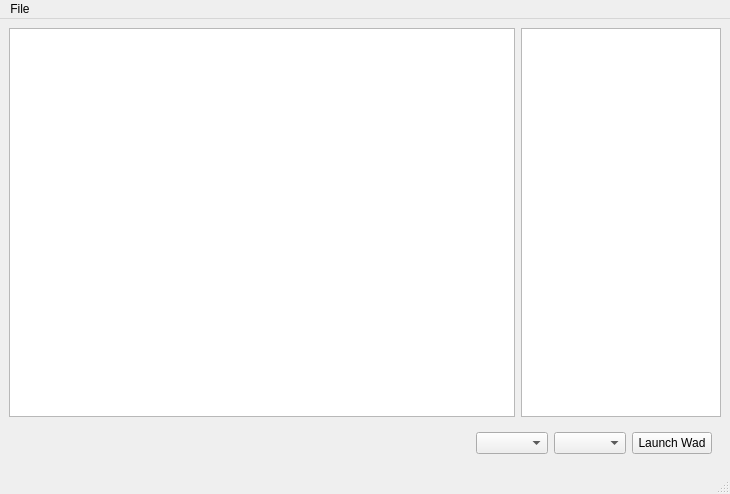
First picture: the form in src/main/resources/base/template/wadlauncher.ui, repository karlpet/WadLauncher, before the edit.
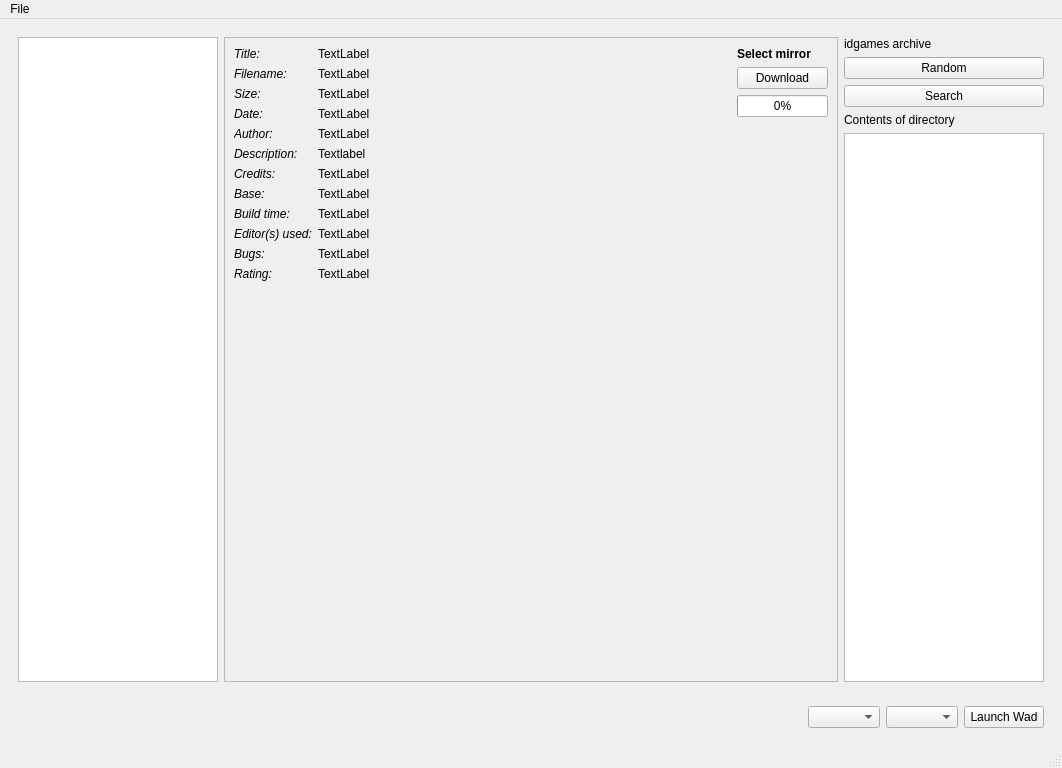
Second picture: the form after the edit. The open tabs and pages were chosen to show the change.

```diff
--- a/src/main/resources/base/template/wadlauncher.ui
+++ b/src/main/resources/base/template/wadlauncher.ui
@@ -6,8 +6,8 @@
    <rect>
     <x>0</x>
     <y>0</y>
-    <width>730</width>
-    <height>494</height>
+    <width>1062</width>
+    <height>768</height>
    </rect>
   </property>
   <property name="windowTitle">
@@ -17,34 +17,791 @@
    <layout class="QVBoxLayout" name="verticalLayout_2">
     <item>
      <layout class="QHBoxLayout" name="horizontalLayout_2">
+      <property name="leftMargin">
+       <number>9</number>
+      </property>
+      <property name="topMargin">
+       <number>9</number>
+      </property>
+      <property name="rightMargin">
+       <number>9</number>
+      </property>
+      <property name="bottomMargin">
+       <number>9</number>
+      </property>
       <item>
-       <widget class="QListView" name="WadList"/>
-      </item>
-      <item>
-       <layout class="QVBoxLayout" name="verticalLayout">
-        <property name="sizeConstraint">
-         <enum>QLayout::SetDefaultConstraint</enum>
+       <widget class="QListView" name="WadList">
+        <property name="maximumSize">
+         <size>
+          <width>200</width>
+          <height>16777215</height>
+         </size>
         </property>
-        <property name="leftMargin">
+       </widget>
+      </item>
+      <item>
+       <widget class="QStackedWidget" name="MainContentStack">
+        <property name="currentIndex">
          <number>0</number>
         </property>
-        <item>
-         <widget class="QListView" name="WadDirList">
-          <property name="sizePolicy">
-           <sizepolicy hsizetype="Fixed" vsizetype="Expanding">
-            <horstretch>0</horstretch>
-            <verstretch>0</verstretch>
-           </sizepolicy>
+        <widget class="QWidget" name="idgamesSearch">
+         <property name="enabled">
+          <bool>true</bool>
+         </property>
+         <layout class="QVBoxLayout" name="verticalLayout_7">
+          <property name="leftMargin">
+           <number>0</number>
           </property>
-          <property name="maximumSize">
-           <size>
-            <width>200</width>
-            <height>16777215</height>
-           </size>
+          <property name="topMargin">
+           <number>0</number>
           </property>
-         </widget>
-        </item>
-       </layout>
+          <property name="rightMargin">
+           <number>0</number>
+          </property>
+          <property name="bottomMargin">
+           <number>0</number>
+          </property>
+          <item>
+           <widget class="QScrollArea" name="search_results_container">
+            <property name="frameShape">
+             <enum>QFrame::StyledPanel</enum>
+            </property>
+            <property name="lineWidth">
+             <number>0</number>
+            </property>
+            <property name="horizontalScrollBarPolicy">
+             <enum>Qt::ScrollBarAlwaysOff</enum>
+            </property>
+            <property name="widgetResizable">
+             <bool>true</bool>
+            </property>
+            <widget class="QWidget" name="search_results">
+             <property name="geometry">
+              <rect>
+               <x>0</x>
+               <y>0</y>
+               <width>612</width>
+               <height>597</height>
+              </rect>
+             </property>
+            </widget>
+           </widget>
+          </item>
+          <item>
+           <layout class="QHBoxLayout" name="search_layout">
+            <property name="topMargin">
+             <number>0</number>
+            </property>
+            <item>
+             <widget class="QLineEdit" name="searchbar_input"/>
+            </item>
+            <item>
+             <widget class="QComboBox" name="searchbar_type_selector"/>
+            </item>
+            <item>
+             <widget class="QPushButton" name="searchbar_search">
+              <property name="text">
+               <string>search</string>
+              </property>
+             </widget>
+            </item>
+           </layout>
+          </item>
+         </layout>
+        </widget>
+        <widget class="QWidget" name="idgames_detail">
+         <layout class="QVBoxLayout" name="verticalLayout_5">
+          <property name="leftMargin">
+           <number>0</number>
+          </property>
+          <property name="topMargin">
+           <number>0</number>
+          </property>
+          <property name="rightMargin">
+           <number>0</number>
+          </property>
+          <property name="bottomMargin">
+           <number>0</number>
+          </property>
+          <item>
+           <widget class="QScrollArea" name="scrollArea">
+            <property name="horizontalScrollBarPolicy">
+             <enum>Qt::ScrollBarAlwaysOff</enum>
+            </property>
+            <property name="widgetResizable">
+             <bool>true</bool>
+            </property>
+            <widget class="QWidget" name="scrollAreaWidgetContents">
+             <property name="geometry">
+              <rect>
+               <x>0</x>
+               <y>0</y>
+               <width>612</width>
+               <height>632</height>
+              </rect>
+             </property>
+             <layout class="QGridLayout" name="gridLayout_2">
+              <item row="0" column="1" rowspan="2">
+               <layout class="QVBoxLayout" name="idgames_detail_download_layout">
+                <property name="sizeConstraint">
+                 <enum>QLayout::SetMinimumSize</enum>
+                </property>
+                <item>
+                 <widget class="QLabel" name="label">
+                  <property name="font">
+                   <font>
+                    <weight>75</weight>
+                    <bold>true</bold>
+                   </font>
+                  </property>
+                  <property name="text">
+                   <string>Select mirror</string>
+                  </property>
+                 </widget>
+                </item>
+                <item>
+                 <widget class="QPushButton" name="idgames_detail_download_button">
+                  <property name="text">
+                   <string>Download</string>
+                  </property>
+                 </widget>
+                </item>
+                <item>
+                 <widget class="QProgressBar" name="idgames_detail_progress">
+                  <property name="sizePolicy">
+                   <sizepolicy hsizetype="Minimum" vsizetype="Fixed">
+                    <horstretch>0</horstretch>
+                    <verstretch>0</verstretch>
+                   </sizepolicy>
+                  </property>
+                  <property name="value">
+                   <number>0</number>
+                  </property>
+                 </widget>
+                </item>
+                <item>
+                 <spacer name="verticalSpacer">
+                  <property name="orientation">
+                   <enum>Qt::Vertical</enum>
+                  </property>
+                  <property name="sizeHint" stdset="0">
+                   <size>
+                    <width>20</width>
+                    <height>40</height>
+                   </size>
+                  </property>
+                 </spacer>
+                </item>
+               </layout>
+              </item>
+              <item row="0" column="0" rowspan="2">
+               <layout class="QGridLayout" name="idgames_detail_info_layout">
+                <item row="6" column="0">
+                 <widget class="QLabel" name="label_8">
+                  <property name="sizePolicy">
+                   <sizepolicy hsizetype="Minimum" vsizetype="Preferred">
+                    <horstretch>0</horstretch>
+                    <verstretch>0</verstretch>
+                   </sizepolicy>
+                  </property>
+                  <property name="font">
+                   <font>
+                    <pointsize>9</pointsize>
+                    <italic>true</italic>
+                   </font>
+                  </property>
+                  <property name="text">
+                   <string>Credits:</string>
+                  </property>
+                 </widget>
+                </item>
+                <item row="8" column="0">
+                 <widget class="QLabel" name="label_6">
+                  <property name="sizePolicy">
+                   <sizepolicy hsizetype="Minimum" vsizetype="Preferred">
+                    <horstretch>0</horstretch>
+                    <verstretch>0</verstretch>
+                   </sizepolicy>
+                  </property>
+                  <property name="font">
+                   <font>
+                    <pointsize>9</pointsize>
+                    <italic>true</italic>
+                   </font>
+                  </property>
+                  <property name="text">
+                   <string>Build time:</string>
+                  </property>
+                 </widget>
+                </item>
+                <item row="10" column="0">
+                 <widget class="QLabel" name="label_3">
+                  <property name="sizePolicy">
+                   <sizepolicy hsizetype="Minimum" vsizetype="Preferred">
+                    <horstretch>0</horstretch>
+                    <verstretch>0</verstretch>
+                   </sizepolicy>
+                  </property>
+                  <property name="font">
+                   <font>
+                    <pointsize>9</pointsize>
+                    <italic>true</italic>
+                   </font>
+                  </property>
+                  <property name="text">
+                   <string>Bugs:</string>
+                  </property>
+                 </widget>
+                </item>
+                <item row="7" column="0">
+                 <widget class="QLabel" name="label_7">
+                  <property name="sizePolicy">
+                   <sizepolicy hsizetype="Minimum" vsizetype="Preferred">
+                    <horstretch>0</horstretch>
+                    <verstretch>0</verstretch>
+                   </sizepolicy>
+                  </property>
+                  <property name="font">
+                   <font>
+                    <pointsize>9</pointsize>
+                    <italic>true</italic>
+                   </font>
+                  </property>
+                  <property name="text">
+                   <string>Base:</string>
+                  </property>
+                 </widget>
+                </item>
+                <item row="1" column="1">
+                 <widget class="QLabel" name="idgames_detail_info_filename">
+                  <property name="sizePolicy">
+                   <sizepolicy hsizetype="Expanding" vsizetype="Preferred">
+                    <horstretch>0</horstretch>
+                    <verstretch>0</verstretch>
+                   </sizepolicy>
+                  </property>
+                  <property name="font">
+                   <font>
+                    <pointsize>9</pointsize>
+                   </font>
+                  </property>
+                  <property name="text">
+                   <string>TextLabel</string>
+                  </property>
+                  <property name="wordWrap">
+                   <bool>true</bool>
+                  </property>
+                 </widget>
+                </item>
+                <item row="3" column="0">
+                 <widget class="QLabel" name="label_11">
+                  <property name="sizePolicy">
+                   <sizepolicy hsizetype="Minimum" vsizetype="Preferred">
+                    <horstretch>0</horstretch>
+                    <verstretch>0</verstretch>
+                   </sizepolicy>
+                  </property>
+                  <property name="font">
+                   <font>
+                    <pointsize>9</pointsize>
+                    <italic>true</italic>
+                   </font>
+                  </property>
+                  <property name="text">
+                   <string>Date:</string>
+                  </property>
+                 </widget>
+                </item>
+                <item row="7" column="1">
+                 <widget class="QLabel" name="idgames_detail_info_base">
+                  <property name="sizePolicy">
+                   <sizepolicy hsizetype="Expanding" vsizetype="Preferred">
+                    <horstretch>0</horstretch>
+                    <verstretch>0</verstretch>
+                   </sizepolicy>
+                  </property>
+                  <property name="font">
+                   <font>
+                    <pointsize>9</pointsize>
+                   </font>
+                  </property>
+                  <property name="text">
+                   <string>TextLabel</string>
+                  </property>
+                  <property name="wordWrap">
+                   <bool>true</bool>
+                  </property>
+                 </widget>
+                </item>
+                <item row="8" column="1">
+                 <widget class="QLabel" name="idgames_detail_info_buildtime">
+                  <property name="sizePolicy">
+                   <sizepolicy hsizetype="Expanding" vsizetype="Preferred">
+                    <horstretch>0</horstretch>
+                    <verstretch>0</verstretch>
+                   </sizepolicy>
+                  </property>
+                  <property name="font">
+                   <font>
+                    <pointsize>9</pointsize>
+                   </font>
+                  </property>
+                  <property name="text">
+                   <string>TextLabel</string>
+                  </property>
+                  <property name="wordWrap">
+                   <bool>true</bool>
+                  </property>
+                 </widget>
+                </item>
+                <item row="4" column="0">
+                 <widget class="QLabel" name="label_10">
+                  <property name="sizePolicy">
+                   <sizepolicy hsizetype="Minimum" vsizetype="Preferred">
+                    <horstretch>0</horstretch>
+                    <verstretch>0</verstretch>
+                   </sizepolicy>
+                  </property>
+                  <property name="font">
+                   <font>
+                    <pointsize>9</pointsize>
+                    <italic>true</italic>
+                   </font>
+                  </property>
+                  <property name="text">
+                   <string>Author:</string>
+                  </property>
+                 </widget>
+                </item>
+                <item row="0" column="1">
+                 <widget class="QLabel" name="idgames_detail_info_title">
+                  <property name="sizePolicy">
+                   <sizepolicy hsizetype="Expanding" vsizetype="Preferred">
+                    <horstretch>0</horstretch>
+                    <verstretch>0</verstretch>
+                   </sizepolicy>
+                  </property>
+                  <property name="font">
+                   <font>
+                    <pointsize>9</pointsize>
+                   </font>
+                  </property>
+                  <property name="autoFillBackground">
+                   <bool>false</bool>
+                  </property>
+                  <property name="text">
+                   <string>TextLabel</string>
+                  </property>
+                  <property name="wordWrap">
+                   <bool>true</bool>
+                  </property>
+                 </widget>
+                </item>
+                <item row="2" column="1">
+                 <widget class="QLabel" name="idgames_detail_info_size">
+                  <property name="sizePolicy">
+                   <sizepolicy hsizetype="Expanding" vsizetype="Preferred">
+                    <horstretch>0</horstretch>
+                    <verstretch>0</verstretch>
+                   </sizepolicy>
+                  </property>
+                  <property name="font">
+                   <font>
+                    <pointsize>9</pointsize>
+                   </font>
+                  </property>
+                  <property name="text">
+                   <string>TextLabel</string>
+                  </property>
+                  <property name="wordWrap">
+                   <bool>true</bool>
+                  </property>
+                 </widget>
+                </item>
+                <item row="6" column="1">
+                 <widget class="QLabel" name="idgames_detail_info_credits">
+                  <property name="sizePolicy">
+                   <sizepolicy hsizetype="Expanding" vsizetype="Preferred">
+                    <horstretch>0</horstretch>
+                    <verstretch>0</verstretch>
+                   </sizepolicy>
+                  </property>
+                  <property name="font">
+                   <font>
+                    <pointsize>9</pointsize>
+                   </font>
+                  </property>
+                  <property name="text">
+                   <string>TextLabel</string>
+                  </property>
+                  <property name="wordWrap">
+                   <bool>true</bool>
+                  </property>
+                 </widget>
+                </item>
+                <item row="5" column="1">
+                 <widget class="QLabel" name="idgames_detail_info_description">
+                  <property name="sizePolicy">
+                   <sizepolicy hsizetype="Expanding" vsizetype="Preferred">
+                    <horstretch>0</horstretch>
+                    <verstretch>0</verstretch>
+                   </sizepolicy>
+                  </property>
+                  <property name="font">
+                   <font>
+                    <pointsize>9</pointsize>
+                   </font>
+                  </property>
+                  <property name="text">
+                   <string>Textlabel</string>
+                  </property>
+                  <property name="textFormat">
+                   <enum>Qt::RichText</enum>
+                  </property>
+                  <property name="wordWrap">
+                   <bool>true</bool>
+                  </property>
+                 </widget>
+                </item>
+                <item row="4" column="1">
+                 <widget class="QLabel" name="idgames_detail_info_author">
+                  <property name="sizePolicy">
+                   <sizepolicy hsizetype="Expanding" vsizetype="Preferred">
+                    <horstretch>0</horstretch>
+                    <verstretch>0</verstretch>
+                   </sizepolicy>
+                  </property>
+                  <property name="font">
+                   <font>
+                    <pointsize>9</pointsize>
+                   </font>
+                  </property>
+                  <property name="text">
+                   <string>TextLabel</string>
+                  </property>
+                  <property name="wordWrap">
+                   <bool>true</bool>
+                  </property>
+                 </widget>
+                </item>
+                <item row="1" column="0">
+                 <widget class="QLabel" name="label_13">
+                  <property name="sizePolicy">
+                   <sizepolicy hsizetype="Minimum" vsizetype="Preferred">
+                    <horstretch>0</horstretch>
+                    <verstretch>0</verstretch>
+                   </sizepolicy>
+                  </property>
+                  <property name="font">
+                   <font>
+                    <pointsize>9</pointsize>
+                    <italic>true</italic>
+                   </font>
+                  </property>
+                  <property name="text">
+                   <string>Filename:</string>
+                  </property>
+                 </widget>
+                </item>
+                <item row="0" column="0">
+                 <widget class="QLabel" name="label_14">
+                  <property name="sizePolicy">
+                   <sizepolicy hsizetype="Minimum" vsizetype="Preferred">
+                    <horstretch>0</horstretch>
+                    <verstretch>0</verstretch>
+                   </sizepolicy>
+                  </property>
+                  <property name="font">
+                   <font>
+                    <pointsize>9</pointsize>
+                    <italic>true</italic>
+                   </font>
+                  </property>
+                  <property name="text">
+                   <string>Title:</string>
+                  </property>
+                 </widget>
+                </item>
+                <item row="10" column="1">
+                 <widget class="QLabel" name="idgames_detail_info_bugs">
+                  <property name="sizePolicy">
+                   <sizepolicy hsizetype="Expanding" vsizetype="Preferred">
+                    <horstretch>0</horstretch>
+                    <verstretch>0</verstretch>
+                   </sizepolicy>
+                  </property>
+                  <property name="font">
+                   <font>
+                    <pointsize>9</pointsize>
+                   </font>
+                  </property>
+                  <property name="text">
+                   <string>TextLabel</string>
+                  </property>
+                  <property name="wordWrap">
+                   <bool>true</bool>
+                  </property>
+                 </widget>
+                </item>
+                <item row="3" column="1">
+                 <widget class="QLabel" name="idgames_detail_info_date">
+                  <property name="sizePolicy">
+                   <sizepolicy hsizetype="Expanding" vsizetype="Preferred">
+                    <horstretch>0</horstretch>
+                    <verstretch>0</verstretch>
+                   </sizepolicy>
+                  </property>
+                  <property name="font">
+                   <font>
+                    <pointsize>9</pointsize>
+                   </font>
+                  </property>
+                  <property name="text">
+                   <string>TextLabel</string>
+                  </property>
+                  <property name="wordWrap">
+                   <bool>true</bool>
+                  </property>
+                 </widget>
+                </item>
+                <item row="5" column="0">
+                 <widget class="QLabel" name="label_9">
+                  <property name="sizePolicy">
+                   <sizepolicy hsizetype="Minimum" vsizetype="Preferred">
+                    <horstretch>0</horstretch>
+                    <verstretch>0</verstretch>
+                   </sizepolicy>
+                  </property>
+                  <property name="font">
+                   <font>
+                    <pointsize>9</pointsize>
+                    <italic>true</italic>
+                   </font>
+                  </property>
+                  <property name="text">
+                   <string>Description:</string>
+                  </property>
+                 </widget>
+                </item>
+                <item row="2" column="0">
+                 <widget class="QLabel" name="label_12">
+                  <property name="sizePolicy">
+                   <sizepolicy hsizetype="Minimum" vsizetype="Preferred">
+                    <horstretch>0</horstretch>
+                    <verstretch>0</verstretch>
+                   </sizepolicy>
+                  </property>
+                  <property name="font">
+                   <font>
+                    <pointsize>9</pointsize>
+                    <italic>true</italic>
+                   </font>
+                  </property>
+                  <property name="text">
+                   <string>Size:</string>
+                  </property>
+                 </widget>
+                </item>
+                <item row="9" column="0">
+                 <widget class="QLabel" name="label_4">
+                  <property name="sizePolicy">
+                   <sizepolicy hsizetype="Minimum" vsizetype="Preferred">
+                    <horstretch>0</horstretch>
+                    <verstretch>0</verstretch>
+                   </sizepolicy>
+                  </property>
+                  <property name="font">
+                   <font>
+                    <pointsize>9</pointsize>
+                    <italic>true</italic>
+                   </font>
+                  </property>
+                  <property name="text">
+                   <string>Editor(s) used:</string>
+                  </property>
+                  <property name="scaledContents">
+                   <bool>false</bool>
+                  </property>
+                 </widget>
+                </item>
+                <item row="9" column="1">
+                 <widget class="QLabel" name="idgames_detail_info_editors">
+                  <property name="sizePolicy">
+                   <sizepolicy hsizetype="Expanding" vsizetype="Preferred">
+                    <horstretch>0</horstretch>
+                    <verstretch>0</verstretch>
+                   </sizepolicy>
+                  </property>
+                  <property name="font">
+                   <font>
+                    <pointsize>9</pointsize>
+                   </font>
+                  </property>
+                  <property name="text">
+                   <string>TextLabel</string>
+                  </property>
+                  <property name="wordWrap">
+                   <bool>true</bool>
+                  </property>
+                 </widget>
+                </item>
+                <item row="11" column="0">
+                 <widget class="QLabel" name="label_5">
+                  <property name="sizePolicy">
+                   <sizepolicy hsizetype="Minimum" vsizetype="Preferred">
+                    <horstretch>0</horstretch>
+                    <verstretch>0</verstretch>
+                   </sizepolicy>
+                  </property>
+                  <property name="font">
+                   <font>
+                    <pointsize>9</pointsize>
+                    <italic>true</italic>
+                   </font>
+                  </property>
+                  <property name="text">
+                   <string>Rating:</string>
+                  </property>
+                 </widget>
+                </item>
+                <item row="11" column="1">
+                 <widget class="QLabel" name="idgames_detail_info_rating">
+                  <property name="sizePolicy">
+                   <sizepolicy hsizetype="Expanding" vsizetype="Preferred">
+                    <horstretch>0</horstretch>
+                    <verstretch>0</verstretch>
+                   </sizepolicy>
+                  </property>
+                  <property name="font">
+                   <font>
+                    <pointsize>9</pointsize>
+                   </font>
+                  </property>
+                  <property name="text">
+                   <string>TextLabel</string>
+                  </property>
+                  <property name="wordWrap">
+                   <bool>true</bool>
+                  </property>
+                 </widget>
+                </item>
+               </layout>
+              </item>
+              <item row="2" column="0" colspan="2">
+               <spacer name="verticalSpacer_2">
+                <property name="orientation">
+                 <enum>Qt::Vertical</enum>
+                </property>
+                <property name="sizeHint" stdset="0">
+                 <size>
+                  <width>20</width>
+                  <height>40</height>
+                 </size>
+                </property>
+               </spacer>
+              </item>
+             </layout>
+            </widget>
+           </widget>
+          </item>
+         </layout>
+        </widget>
+       </widget>
+      </item>
+      <item>
+       <widget class="QWidget" name="SideBar" native="true">
+        <property name="maximumSize">
+         <size>
+          <width>200</width>
+          <height>16777215</height>
+         </size>
+        </property>
+        <layout class="QVBoxLayout" name="verticalLayout">
+         <property name="sizeConstraint">
+          <enum>QLayout::SetDefaultConstraint</enum>
+         </property>
+         <property name="leftMargin">
+          <number>0</number>
+         </property>
+         <property name="topMargin">
+          <number>0</number>
+         </property>
+         <property name="rightMargin">
+          <number>0</number>
+         </property>
+         <property name="bottomMargin">
+          <number>0</number>
+         </property>
+         <item>
+          <widget class="QWidget" name="DoomWorldWidget" native="true">
+           <property name="minimumSize">
+            <size>
+             <width>0</width>
+             <height>0</height>
+            </size>
+           </property>
+           <layout class="QVBoxLayout" name="verticalLayout_3">
+            <property name="leftMargin">
+             <number>0</number>
+            </property>
+            <property name="topMargin">
+             <number>0</number>
+            </property>
+            <property name="rightMargin">
+             <number>0</number>
+            </property>
+            <property name="bottomMargin">
+             <number>0</number>
+            </property>
+            <item>
+             <widget class="QLabel" name="doomworldLabel">
+              <property name="text">
+               <string>idgames archive</string>
+              </property>
+             </widget>
+            </item>
+            <item>
+             <widget class="QPushButton" name="random_widget_button">
+              <property name="text">
+               <string>Random</string>
+              </property>
+             </widget>
+            </item>
+            <item>
+             <widget class="QPushButton" name="search_widget_button">
+              <property name="text">
+               <string>Search</string>
+              </property>
+             </widget>
+            </item>
+           </layout>
+          </widget>
+         </item>
+         <item>
+          <widget class="QLabel" name="wadDirListLabel">
+           <property name="text">
+            <string>Contents of directory</string>
+           </property>
+          </widget>
+         </item>
+         <item>
+          <widget class="QListView" name="WadDirList">
+           <property name="sizePolicy">
+            <sizepolicy hsizetype="Fixed" vsizetype="Expanding">
+             <horstretch>0</horstretch>
+             <verstretch>0</verstretch>
+            </sizepolicy>
+           </property>
+           <property name="maximumSize">
+            <size>
+             <width>16777215</width>
+             <height>16777215</height>
+            </size>
+           </property>
+          </widget>
+         </item>
+        </layout>
+       </widget>
       </item>
      </layout>
     </item>
@@ -94,7 +851,7 @@
     <rect>
      <x>0</x>
      <y>0</y>
-     <width>730</width>
+     <width>1062</width>
      <height>25</height>
     </rect>
    </property>
```
